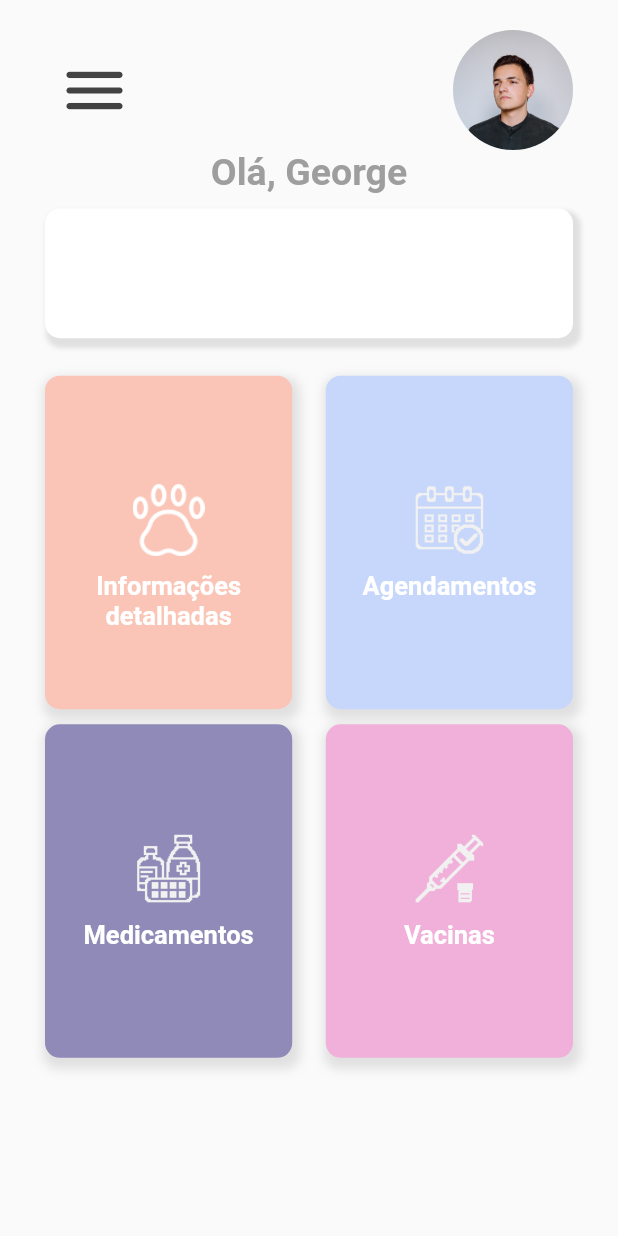
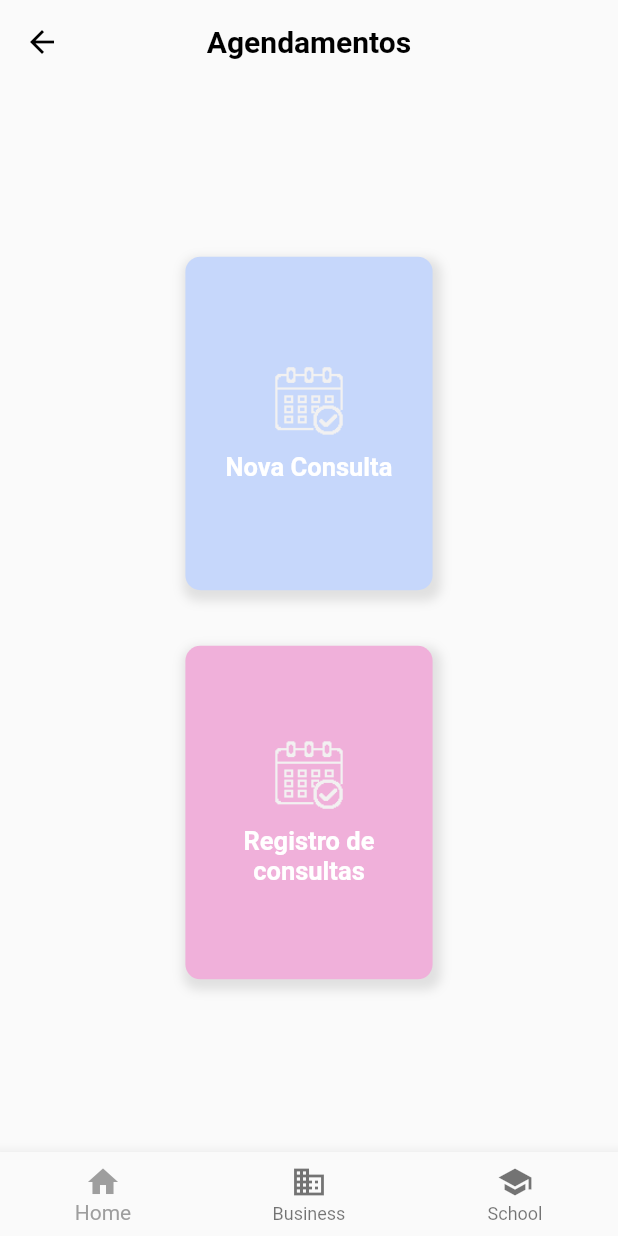
Before and after one commit to GreatWhoOne/vet-clinic-app, a Flutter app: the MainPage screen opened directly, after a tap on "Agendamentos", on a phone screen of 412 x 824 dp. Run offline on Flutter 3.47's test engine with Material 2 defaults, Android fonts, the phone set to English and light mode, and no system bars; our stand-ins replace carousel_slider.

Commit message:
Added main schedulling page

```diff
--- a/vet_app/lib/pages/main.page.dart
+++ b/vet_app/lib/pages/main.page.dart
@@ -1,4 +1,5 @@
 import 'package:flutter/material.dart';
+import 'package:vet_app/pages/scheduling/main.scheduling.page.dart';
 import 'package:vet_app/utils/common.dart';
 import 'package:vet_app/utils/consts.dart';
 import 'package:carousel_slider/carousel_slider.dart';
@@ -78,9 +79,65 @@ class _MainPageState extends State<MainPage> {
                   h,
                   w,
                 ),
-                schedulingButton(
-                  h,
-                  w,
+                Padding(
+                  padding: EdgeInsets.only(
+                    bottom: 10.0,
+                  ),
+                  child: Container(
+                    height: setHeight(180.0),
+                    width: setWidth(150.0),
+                    decoration: BoxDecoration(
+                      boxShadow: [
+                        BoxShadow(
+                          spreadRadius: 3,
+                          blurRadius: 5,
+                          offset: Offset(2, 4),
+                          color: Colors.grey.shade300,
+                        ),
+                      ],
+                      color: AppConsts.blueBasic,
+                      borderRadius: BorderRadius.all(
+                        Radius.circular(10),
+                      ),
+                    ),
+                    child: SizedBox.expand(
+                      child: FlatButton(
+                        child: Column(
+                          mainAxisAlignment: MainAxisAlignment.center,
+                          children: <Widget>[
+                            Padding(
+                              padding: EdgeInsets.only(bottom: 10),
+                              child: SizedBox(
+                                child: Image.asset("assets/icons/calendar.png"),
+                                height: 48,
+                                width: 48,
+                              ),
+                            ),
+                            FittedBox(
+                              child: Text(
+                                "Agendamentos",
+                                style: TextStyle(
+                                  fontWeight: FontWeight.bold,
+                                  color: Colors.white,
+                                  fontSize: 17,
+                                ),
+                                textAlign: TextAlign.center,
+                              ),
+                            )
+                          ],
+                        ),
+                        onPressed: () {
+                          Navigator.push(
+                            context,
+                            MaterialPageRoute(
+                              builder: (BuildContext contex) =>
+                                  MainSchedulling(),
+                            ),
+                          );
+                        },
+                      ),
+                    ),
+                  ),
                 ),
               ],
             ),
@@ -269,62 +326,67 @@ Widget medicineButton(h, w) {
   );
 }
 
-Widget schedulingButton(h, w) {
-  return Padding(
-    padding: EdgeInsets.only(
-      bottom: 10.0,
-    ),
-    child: Container(
-      height: h,
-      width: w,
-      decoration: BoxDecoration(
-        boxShadow: [
-          BoxShadow(
-            spreadRadius: 3,
-            blurRadius: 5,
-            offset: Offset(2, 4),
-            color: Colors.grey.shade300,
-          ),
-        ],
-        color: AppConsts.blueBasic,
-        borderRadius: BorderRadius.all(
-          Radius.circular(10),
-        ),
-      ),
-      child: SizedBox.expand(
-        child: FlatButton(
-          child: Column(
-            mainAxisAlignment: MainAxisAlignment.center,
-            children: <Widget>[
-              Padding(
-                padding: EdgeInsets.only(bottom: 10),
-                child: SizedBox(
-                  child: Image.asset("assets/icons/calendar.png"),
-                  height: 48,
-                  width: 48,
-                ),
-              ),
-              FittedBox(
-                child: Text(
-                  "Agendamentos",
-                  style: TextStyle(
-                    fontWeight: FontWeight.bold,
-                    color: Colors.white,
-                    fontSize: 17,
-                  ),
-                  textAlign: TextAlign.center,
-                ),
-              )
-            ],
-          ),
-          onPressed: () {
-            return print("Agendamentos");
-          },
-        ),
-      ),
-    ),
-  );
-}
+// Widget schedulingButton(h, w) {
+//   return Padding(
+//     padding: EdgeInsets.only(
+//       bottom: 10.0,
+//     ),
+//     child: Container(
+//       height: h,
+//       width: w,
+//       decoration: BoxDecoration(
+//         boxShadow: [
+//           BoxShadow(
+//             spreadRadius: 3,
+//             blurRadius: 5,
+//             offset: Offset(2, 4),
+//             color: Colors.grey.shade300,
+//           ),
+//         ],
+//         color: AppConsts.blueBasic,
+//         borderRadius: BorderRadius.all(
+//           Radius.circular(10),
+//         ),
+//       ),
+//       child: SizedBox.expand(
+//         child: FlatButton(
+//           child: Column(
+//             mainAxisAlignment: MainAxisAlignment.center,
+//             children: <Widget>[
+//               Padding(
+//                 padding: EdgeInsets.only(bottom: 10),
+//                 child: SizedBox(
+//                   child: Image.asset("assets/icons/calendar.png"),
+//                   height: 48,
+//                   width: 48,
+//                 ),
+//               ),
+//               FittedBox(
+//                 child: Text(
+//                   "Agendamentos",
+//                   style: TextStyle(
+//                     fontWeight: FontWeight.bold,
+//                     color: Colors.white,
+//                     fontSize: 17,
+//                   ),
+//                   textAlign: TextAlign.center,
+//                 ),
+//               )
+//             ],
+//           ),
+//           onPressed: () {
+//             Navigator.push(
+//               context,
+//               MaterialPageRoute(
+//                 builder: (BuildContext contex) => MainPage(),
+//               ),
+//             );
+//           },
+//         ),
+//       ),
+//     ),
+//   );
+// }
 
 Widget detailedInformationButton(h, w) {
   return Padding(
--- /dev/null
+++ b/vet_app/lib/pages/scheduling/main.scheduling.page.dart
@@ -0,0 +1,168 @@
+import 'package:flutter/material.dart';
+import 'package:vet_app/utils/common.dart';
+import 'package:vet_app/utils/consts.dart';
+
+import '../main.page.dart';
+import 'newScheduling.page.dart';
+
+class MainSchedulling extends StatefulWidget {
+  MainSchedulling({Key key}) : super(key: key);
+
+  @override
+  _MainSchedullingState createState() => _MainSchedullingState();
+}
+
+class _MainSchedullingState extends State<MainSchedulling> {
+  @override
+  Widget build(BuildContext context) {
+    AppConsts.setWidhtSize(MediaQuery.of(context).size.width);
+    AppConsts.setHeightSize(MediaQuery.of(context).size.height);
+    return Scaffold(
+      appBar: AppBar(
+        title: Text(
+          "Agendamentos",
+          style: TextStyle(
+            fontWeight: FontWeight.bold,
+            color: AppConsts.black,
+            fontSize: 20,
+          ),
+        ),
+        centerTitle: true,
+        backgroundColor: Colors.transparent,
+        elevation: 0.0,
+      ),
+      body: Column(
+        mainAxisAlignment: MainAxisAlignment.center,
+        children: [
+          Center(
+            child: Container(
+              height: setHeight(180.0),
+              width: setWidth(150.0),
+              decoration: BoxDecoration(
+                boxShadow: [
+                  BoxShadow(
+                    spreadRadius: 3,
+                    blurRadius: 5,
+                    offset: Offset(2, 4),
+                    color: Colors.grey.shade300,
+                  ),
+                ],
+                color: AppConsts.blueBasic,
+                borderRadius: BorderRadius.all(
+                  Radius.circular(10),
+                ),
+              ),
+              child: SizedBox.expand(
+                child: FlatButton(
+                  child: Column(
+                    mainAxisAlignment: MainAxisAlignment.center,
+                    children: <Widget>[
+                      Padding(
+                        padding: EdgeInsets.only(bottom: 10),
+                        child: SizedBox(
+                          child: Image.asset("assets/icons/calendar.png"),
+                          height: 48,
+                          width: 48,
+                        ),
+                      ),
+                      FittedBox(
+                        child: Text(
+                          "Nova Consulta",
+                          style: TextStyle(
+                            fontWeight: FontWeight.bold,
+                            color: Colors.white,
+                            fontSize: 17,
+                          ),
+                          textAlign: TextAlign.center,
+                        ),
+                      )
+                    ],
+                  ),
+                  onPressed: () {
+                    Navigator.push(
+                      context,
+                      MaterialPageRoute(
+                        builder: (BuildContext contex) => NewSchedulling(),
+                      ),
+                    );
+                  },
+                ),
+              ),
+            ),
+          ),
+          SizedBox(
+            height: setHeight(30.0),
+          ),
+          Center(
+            child: Container(
+              height: setHeight(180.0),
+              width: setWidth(150.0),
+              decoration: BoxDecoration(
+                boxShadow: [
+                  BoxShadow(
+                    spreadRadius: 3,
+                    blurRadius: 5,
+                    offset: Offset(2, 4),
+                    color: Colors.grey.shade300,
+                  ),
+                ],
+                color: AppConsts.pinkBasic,
+                borderRadius: BorderRadius.all(
+                  Radius.circular(10),
+                ),
+              ),
+              child: SizedBox.expand(
+                child: FlatButton(
+                  child: Column(
+                    mainAxisAlignment: MainAxisAlignment.center,
+                    children: <Widget>[
+                      Padding(
+                        padding: EdgeInsets.only(bottom: 10),
+                        child: SizedBox(
+                          child: Image.asset("assets/icons/calendar.png"),
+                          height: 48,
+                          width: 48,
+                        ),
+                      ),
+                      Flexible(
+                        child: Text(
+                          "Registro de consultas",
+                          style: TextStyle(
+                            fontWeight: FontWeight.bold,
+                            color: Colors.white,
+                            fontSize: 17,
+                          ),
+                          textAlign: TextAlign.center,
+                        ),
+                      )
+                    ],
+                  ),
+                  onPressed: () {},
+                ),
+              ),
+            ),
+          ),
+        ],
+      ),
+      bottomNavigationBar: BottomNavigationBar(
+        items: const <BottomNavigationBarItem>[
+          BottomNavigationBarItem(
+            icon: Icon(Icons.home),
+            label: 'Home',
+          ),
+          BottomNavigationBarItem(
+            icon: Icon(Icons.business),
+            label: 'Business',
+          ),
+          BottomNavigationBarItem(
+            icon: Icon(Icons.school),
+            label: 'School',
+          ),
+        ],
+        // currentIndex: _selectedIndex,
+        // selectedItemColor: Colors.amber[800],
+        // onTap: _onItemTapped,
+      ),
+    );
+  }
+}
--- /dev/null
+++ b/vet_app/lib/pages/scheduling/newScheduling.page.dart
@@ -0,0 +1,53 @@
+import 'package:flutter/material.dart';
+import 'package:vet_app/utils/common.dart';
+import 'package:vet_app/utils/consts.dart';
+
+class NewSchedulling extends StatefulWidget {
+  NewSchedulling({Key key}) : super(key: key);
+
+  @override
+  _NewSchedullingState createState() => _NewSchedullingState();
+}
+
+class _NewSchedullingState extends State<NewSchedulling> {
+  @override
+  Widget build(BuildContext context) {
+    AppConsts.setWidhtSize(MediaQuery.of(context).size.width);
+    AppConsts.setHeightSize(MediaQuery.of(context).size.height);
+    return Scaffold(
+      appBar: AppBar(
+        title: Text(
+          "Nova Consulta",
+          style: TextStyle(
+            fontWeight: FontWeight.bold,
+            color: AppConsts.black,
+            fontSize: 20,
+          ),
+        ),
+        centerTitle: true,
+        backgroundColor: Colors.transparent,
+        elevation: 0.0,
+      ),
+      body: Column(),
+      bottomNavigationBar: BottomNavigationBar(
+        items: const <BottomNavigationBarItem>[
+          BottomNavigationBarItem(
+            icon: Icon(Icons.home),
+            label: 'Home',
+          ),
+          BottomNavigationBarItem(
+            icon: Icon(Icons.business),
+            label: 'Business',
+          ),
+          BottomNavigationBarItem(
+            icon: Icon(Icons.school),
+            label: 'School',
+          ),
+        ],
+        // currentIndex: _selectedIndex,
+        // selectedItemColor: Colors.amber[800],
+        // onTap: _onItemTapped,
+      ),
+    );
+  }
+}
--- a/vet_app/pubspec.yaml
+++ b/vet_app/pubspec.yaml
@@ -81,3 +81,6 @@ flutter:
     - assets/icons/medicine.png
     - assets/icons/vaccine.png
     - assets/images/man.jpeg
+    - assets/icons/home.png
+    - assets/icons/bell.png
+    - assets/icons/settings.png
```
Also changed, not shown: vet_app/assets/icons/bell.png (added), vet_app/assets/icons/home.png (added), vet_app/assets/icons/settings.png (added).
